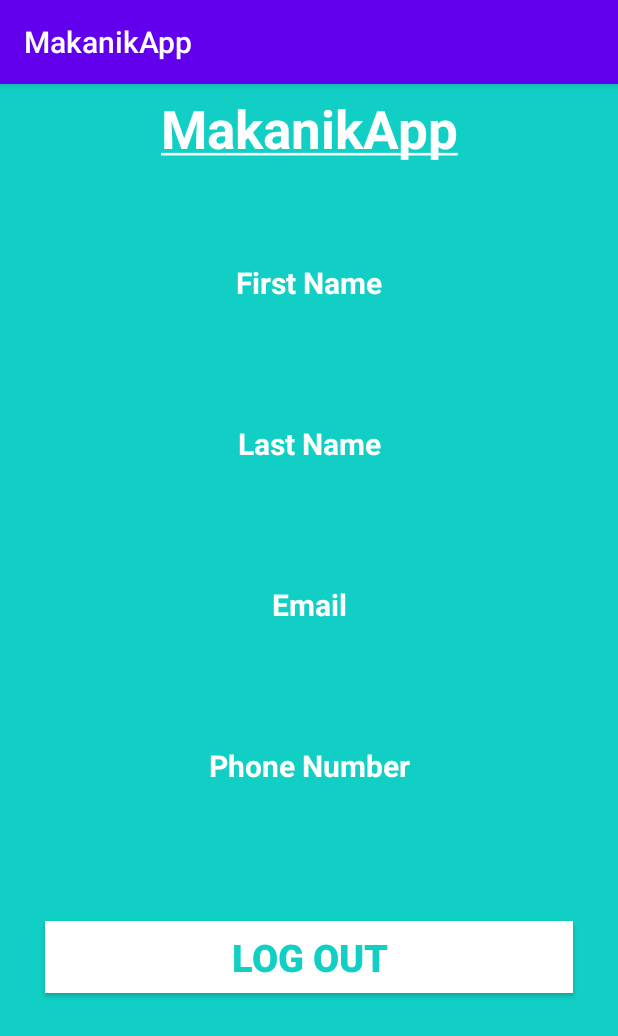
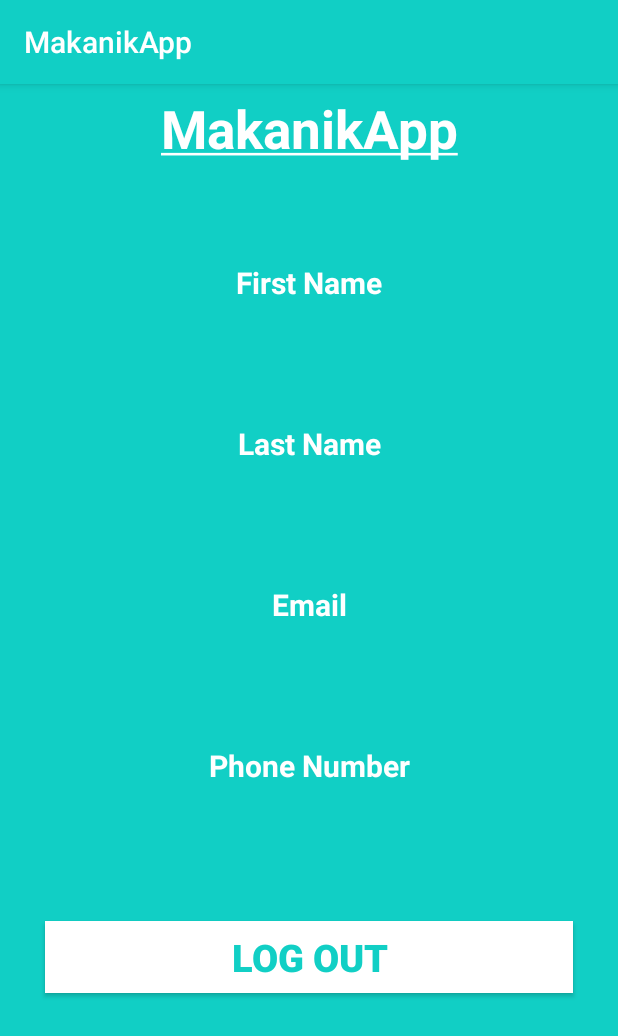
Before and after one commit to JoanWaweru/MakanikApp, an Android app: the ViewProfileActivity screen opened directly, with no data from a screen before it, on a phone screen of 412 x 824 dp. Shown: the top 1036 px of the screen. Run offline under Robolectric (Android 15) with nearby library versions, the phone set to English and light mode, and no system bars; our stand-ins replace Firebase (no records; nobody signed in at launch, a user with empty details on screens opened directly).

Commit message:
Style changes

```diff
--- a/app/src/main/res/values/strings.xml
+++ b/app/src/main/res/values/strings.xml
@@ -13,4 +13,6 @@
     <string name="last_name">Last Name</string>
     <string name="phone_number">Phone Number</string>
     <string name="log_out">Log Out</string>
+    <string name="reset_password">Reset Password</string>
+    <string name="enter_your_email_address">Enter Your Email Address</string>
 </resources>
--- a/app/src/main/res/values/styles.xml
+++ b/app/src/main/res/values/styles.xml
@@ -1,7 +1,7 @@
 <resources>
 
     <style name="AppTheme" parent="Theme.AppCompat.Light.DarkActionBar">
-        <item name="colorPrimary">@color/colorPrimary</item>
+        <item name="colorPrimary">@color/colorAccent</item>
         <item name="colorPrimaryDark">@color/colorPrimaryDark</item>
         <item name="colorAccent">@color/colorAccent</item>
     </style>
```
